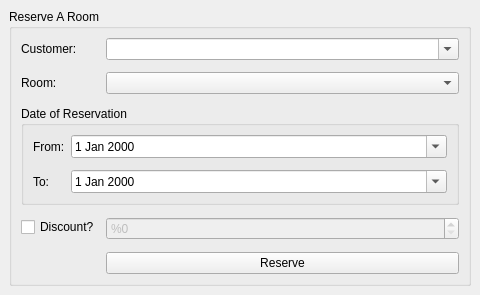
dagayveggi/HotelManagementSystem, file src/main/resources/base/newReservation.ui: the form before one commit.
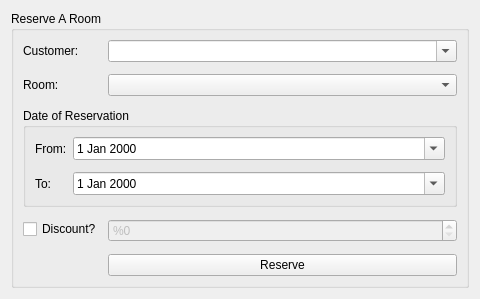
The form after the commit.

Commit message: Changed all Dialog UI files to actual Dialog UI

```diff
--- a/src/main/resources/base/newReservation.ui
+++ b/src/main/resources/base/newReservation.ui
@@ -1,7 +1,7 @@
 <?xml version="1.0" encoding="UTF-8"?>
 <ui version="4.0">
  <class>MainWindow</class>
- <widget class="QMainWindow" name="MainWindow">
+ <widget class="QWidget" name="MainWindow">
   <property name="geometry">
    <rect>
     <x>0</x>
@@ -19,7 +19,8 @@
   <property name="windowTitle">
    <string>New Reservation</string>
   </property>
-  <widget class="QWidget" name="centralwidget">
+  <layout class="QGridLayout" name="gridLayout_2">
+   <item row="0" column="0">
    <layout class="QGridLayout" name="gridLayout">
     <item row="1" column="0">
      <widget class="QGroupBox" name="groupBox">
@@ -193,7 +194,8 @@
      </widget>
     </item>
    </layout>
-  </widget>
+   </item>
+  </layout>
  </widget>
  <resources/>
  <connections/>
```
Lines whose indentation alone changed are shown as unchanged. The commit also changes 3 other files.
